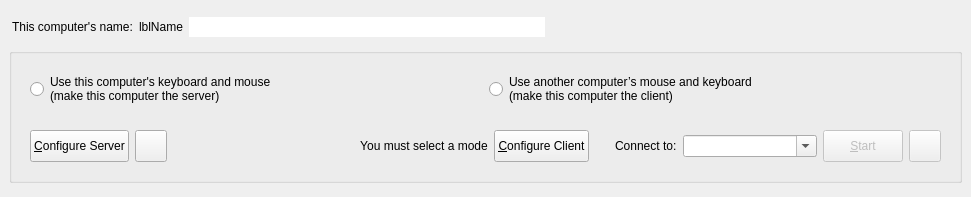
Qt form src/lib/gui/MainWindow.ui (deskflow/deskflow) before a commit.
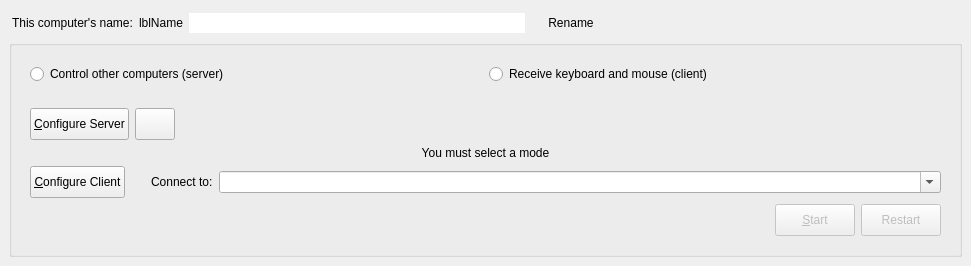
The same form after that commit. Icons and pictures are not drawn. Custom widgets are drawn as their Qt base class.

Patch:
```diff
--- a/src/lib/gui/MainWindow.ui
+++ b/src/lib/gui/MainWindow.ui
@@ -29,12 +29,6 @@
         <height>28</height>
        </size>
       </property>
-      <property name="maximumSize">
-       <size>
-        <width>16777215</width>
-        <height>28</height>
-       </size>
-      </property>
       <layout class="QHBoxLayout" name="horizontalLayout_5">
        <property name="leftMargin">
         <number>3</number>
@@ -98,6 +92,9 @@
        </item>
        <item>
         <widget class="QPushButton" name="btnEditName">
+         <property name="text">
+          <string>Rename</string>
+         </property>
          <property name="sizePolicy">
           <sizepolicy hsizetype="Fixed" vsizetype="Fixed">
            <horstretch>0</horstretch>
@@ -177,8 +174,7 @@
              </sizepolicy>
             </property>
             <property name="text">
-             <string>Use this computer's keyboard and mouse
-(make this computer the server)</string>
+             <string>Control other computers (server)</string>
             </property>
            </widget>
           </item>
@@ -191,8 +187,7 @@
              </sizepolicy>
             </property>
             <property name="text">
-             <string>Use another computer’s mouse and keyboard
-(make this computer the client)</string>
+             <string>Receive keyboard and mouse (client)</string>
             </property>
            </widget>
           </item>
@@ -207,7 +202,7 @@
            <verstretch>0</verstretch>
           </sizepolicy>
          </property>
-         <layout class="QHBoxLayout" name="horizontalLayout_2">
+         <layout class="QVBoxLayout" name="horizontalLayout_2">
           <item>
            <widget class="QWidget" name="serverOptions" native="true">
             <property name="sizePolicy">
@@ -222,12 +217,6 @@
               <height>32</height>
              </size>
             </property>
-            <property name="maximumSize">
-             <size>
-              <width>16777215</width>
-              <height>32</height>
-             </size>
-            </property>
             <layout class="QHBoxLayout" name="horizontalLayout_4">
              <property name="leftMargin">
               <number>0</number>
@@ -255,12 +244,6 @@
                  <height>32</height>
                 </size>
                </property>
-               <property name="maximumSize">
-                <size>
-                 <width>16777215</width>
-                 <height>32</height>
-                </size>
-               </property>
                <property name="text">
                 <string>&amp;Configure Server</string>
                </property>
@@ -280,12 +263,6 @@
                  <height>32</height>
                 </size>
                </property>
-               <property name="maximumSize">
-                <size>
-                 <width>32</width>
-                 <height>32</height>
-                </size>
-               </property>
                <property name="toolTip">
                 <string>Export server configuration</string>
                </property>
@@ -355,12 +332,6 @@
                  <height>32</height>
                 </size>
                </property>
-               <property name="maximumSize">
-                <size>
-                 <width>16777215</width>
-                 <height>32</height>
-                </size>
-               </property>
                <property name="text">
                 <string>&amp;Configure Client</string>
                </property>
@@ -440,12 +411,6 @@
               <height>32</height>
              </size>
             </property>
-            <property name="maximumSize">
-             <size>
-              <width>16777215</width>
-              <height>32</height>
-             </size>
-            </property>
             <layout class="QHBoxLayout" name="horizontalLayout_6">
              <property name="leftMargin">
               <number>0</number>
@@ -459,6 +424,12 @@
              <property name="bottomMargin">
               <number>0</number>
              </property>
+             <item>
+              <spacer name="connectionActionsSpacer">
+               <property name="orientation"><enum>Qt::Orientation::Horizontal</enum></property>
+               <property name="sizeHint"><size><width>20</width><height>5</height></size></property>
+              </spacer>
+             </item>
              <item>
               <widget class="QPushButton" name="btnToggleCore">
                <property name="enabled">
@@ -476,12 +447,6 @@
                  <height>32</height>
                 </size>
                </property>
-               <property name="maximumSize">
-                <size>
-                 <width>16777215</width>
-                 <height>32</height>
-                </size>
-               </property>
                <property name="text">
                 <string>&amp;Start</string>
                </property>
@@ -489,6 +454,9 @@
              </item>
              <item>
               <widget class="QPushButton" name="btnRestartCore">
+               <property name="text">
+                <string>Restart</string>
+               </property>
                <property name="enabled">
                 <bool>false</bool>
                </property>
@@ -504,12 +472,6 @@
                  <height>32</height>
                 </size>
                </property>
-               <property name="maximumSize">
-                <size>
-                 <width>32</width>
-                 <height>32</height>
-                </size>
-               </property>
                <property name="toolTip">
                 <string>Restart</string>
                </property>
@@ -532,4 +494,11 @@
  </widget>
  <resources/>
  <connections/>
+ <customwidgets>
+  <customwidget>
+   <class>deskflow::gui::OptionRadioButton</class>
+   <extends>QRadioButton</extends>
+   <header>gui/widgets/OptionControl.h</header>
+  </customwidget>
+ </customwidgets>
 </ui>
```
Left out of the diff: 4 changed lines with no effect on the pictures.
